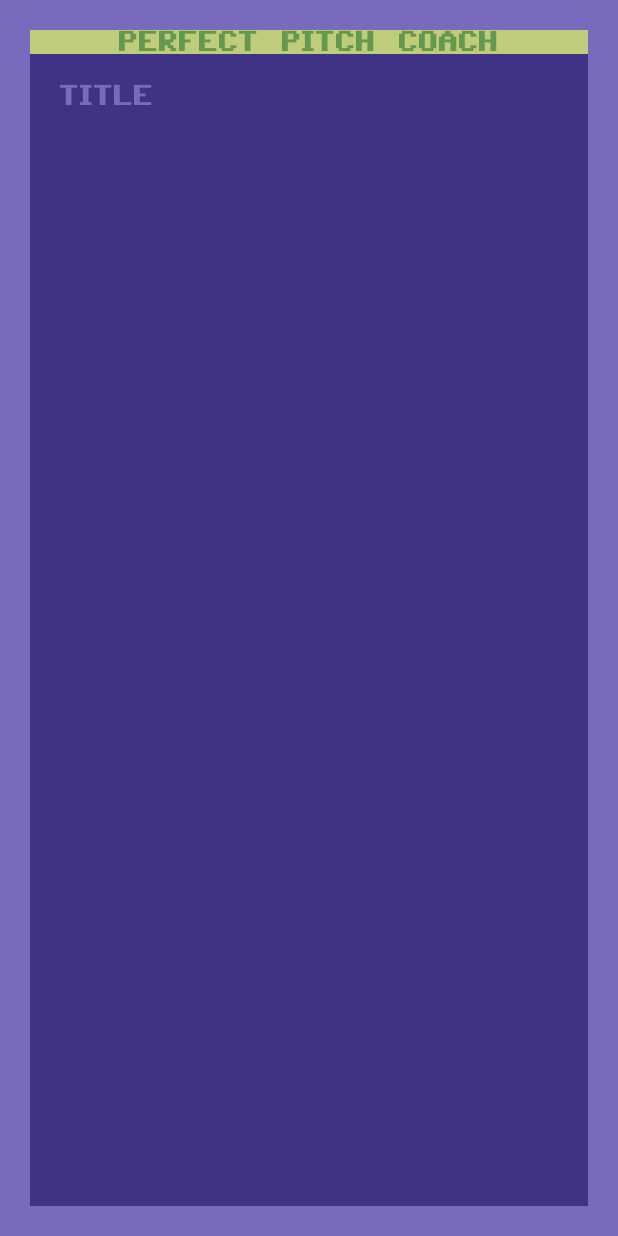
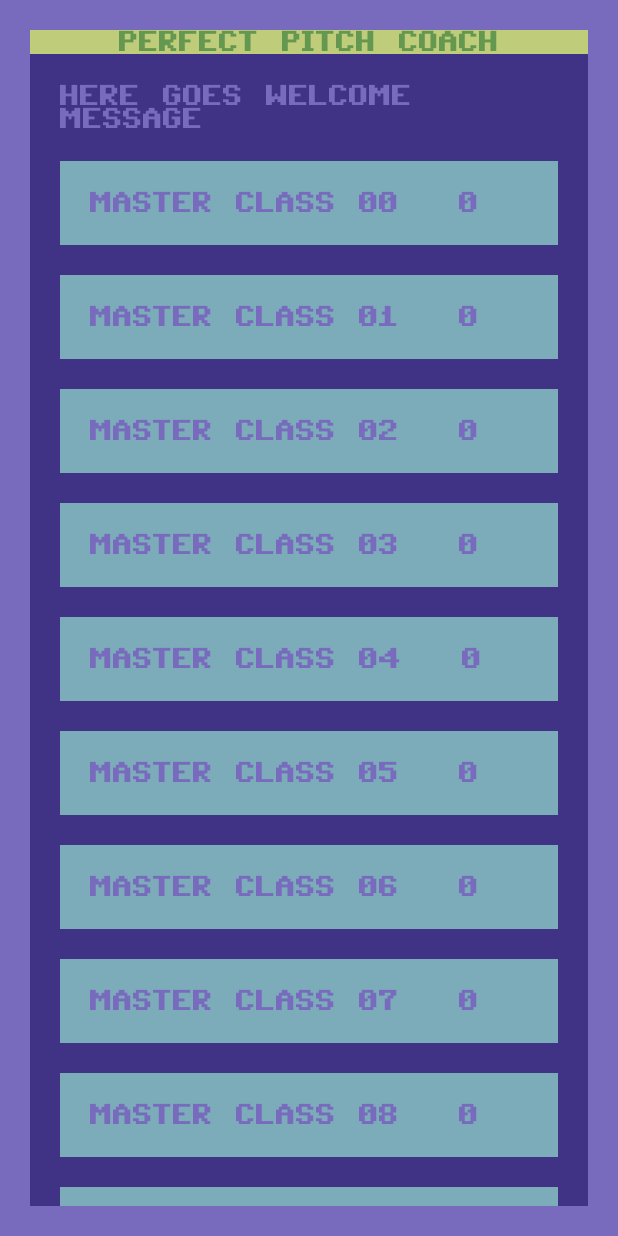
Before and after one commit to schef/perfect_pitch_coach, an Android app: the JsonListActivity screen opened directly, with no data from a screen before it, on a phone screen of 412 x 824 dp. Run offline under Robolectric (Android 15) with nearby library versions, the phone set to English and light mode, and no system bars.

Commit message:
added recycler view

```diff
--- a/src/PerfectPitchCoach/app/src/main/java/com/example/perfectpitchcoach/practices/JsonListActivity.kt
+++ b/src/PerfectPitchCoach/app/src/main/java/com/example/perfectpitchcoach/practices/JsonListActivity.kt
@@ -2,17 +2,15 @@ package com.example.perfectpitchcoach.practices
 
 import android.os.Bundle
 import android.support.v7.app.AppCompatActivity
+import android.support.v7.widget.LinearLayoutManager
 import android.util.Log
 import com.example.perfectpitchcoach.R
-import android.widget.ArrayAdapter
+import com.example.perfectpitchcoach.practices.JsonListEntity.ListInfo
 import kotlinx.android.synthetic.main.activity_json_list.*
 
 //https://medium.com/@hinchman_amanda/working-with-recyclerview-in-android-kotlin-84a62aef94ec
 
 class JsonListActivity : AppCompatActivity() {
-
-    val mobileArray =
-        arrayOf("Android", "IPhone", "WindowsMobile", "Blackberry", "WebOS", "Ubuntu", "Windows7", "Max OS X")
 
     override fun onCreate(savedInstanceState: Bundle?) {
         super.onCreate(savedInstanceState)
@@ -20,17 +18,12 @@ class JsonListActivity : AppCompatActivity() {
 
         val jsonList = JsonListEntity.getListFromJsonRaw(R.raw.masterclasses)
 
-//        Log.e("JsonListActivity", jsonList.toString())
+        tvTitle.setText(jsonList?.description)
 
-        val adapter = ArrayAdapter(
-            this,
-            com.example.perfectpitchcoach.R.layout.activity_json_list_item, mobileArray
-        )
+        Log.e("JsonListActivity", jsonList.toString())
 
-        lvList.setAdapter(adapter)
+        rvList.layoutManager = LinearLayoutManager(this)
+        rvList.adapter = JsonListAdapter(jsonList?.list)
 
-        lvList.setOnItemClickListener { parent, view, position, id ->
-            Log.e("JsonListActivity", jsonList!!.list!!.get(position).toString())
-        }
     }
 }
--- a/src/PerfectPitchCoach/app/src/main/java/com/example/perfectpitchcoach/practices/JsonListAdapter.kt
+++ b/src/PerfectPitchCoach/app/src/main/java/com/example/perfectpitchcoach/practices/JsonListAdapter.kt
@@ -1,35 +1,33 @@
 package com.example.perfectpitchcoach.practices
 
-import android.R
 import android.content.Context
+import android.support.v7.widget.RecyclerView
 import android.view.LayoutInflater
 import android.view.View
 import android.view.ViewGroup
-import android.widget.ArrayAdapter
+import com.example.perfectpitchcoach.App
+import com.example.perfectpitchcoach.R
+import kotlinx.android.synthetic.main.activity_json_list_item.view.*
 
 
-class JsonListAdapter(context: Context, items: ArrayList<JsonListEntity>) : ArrayAdapter<JsonListEntity>(context, 0, items) {
+class JsonListAdapter(val items: List<JsonListEntity.ListItem>?) :
+    RecyclerView.Adapter<ViewHolder>() {
 
-    @Override
-    override fun getView(position: Int, convertView: View?, parent: ViewGroup): View? {
-        var convertView = convertView
-
-        // Get the data item for this position
-
-        val item = getItem(position)
-
-        // Check if an existing view is being reused, otherwise inflate the view
-
-        if (convertView == null) {
-
-            convertView = LayoutInflater.from(context).inflate(R.layout.activity_list_item, parent, false)
-
-        }
-
-        // Return the completed view to render on screen
-
-        return convertView
-
+    override fun onCreateViewHolder(parent: ViewGroup, viewType: Int): ViewHolder {
+        return ViewHolder(LayoutInflater.from(App.ref).inflate(R.layout.activity_json_list_item, parent, false))
     }
 
+    override fun getItemCount(): Int {
+        return items!!.size
+    }
+
+    override fun onBindViewHolder(holder: ViewHolder, position: Int) {
+        holder.tvItemName.text = items!!.get(position).name
+        holder.tvItemPercent.text = 0.toString()
+    }
 }
+
+class ViewHolder(view: View) : RecyclerView.ViewHolder(view) {
+    val tvItemName = view.tvItemName
+    val tvItemPercent = view.tvItemPercent
+}
--- a/src/PerfectPitchCoach/app/src/main/res/layout/activity_json_list.xml
+++ b/src/PerfectPitchCoach/app/src/main/res/layout/activity_json_list.xml
@@ -48,7 +48,7 @@
 
 
         <android.support.v7.widget.RecyclerView
-                android:id="@+id/list_recycler_view"
+                android:id="@+id/rvList"
                 android:layout_width="match_parent"
                 android:layout_height="wrap_content"
         />
```
